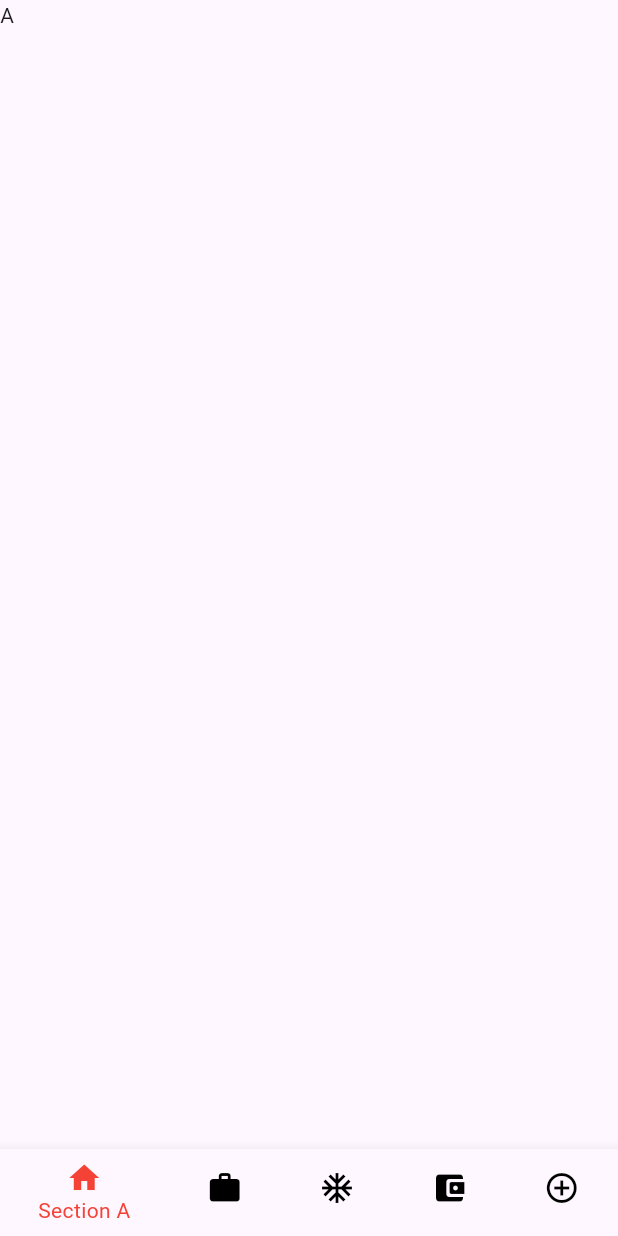
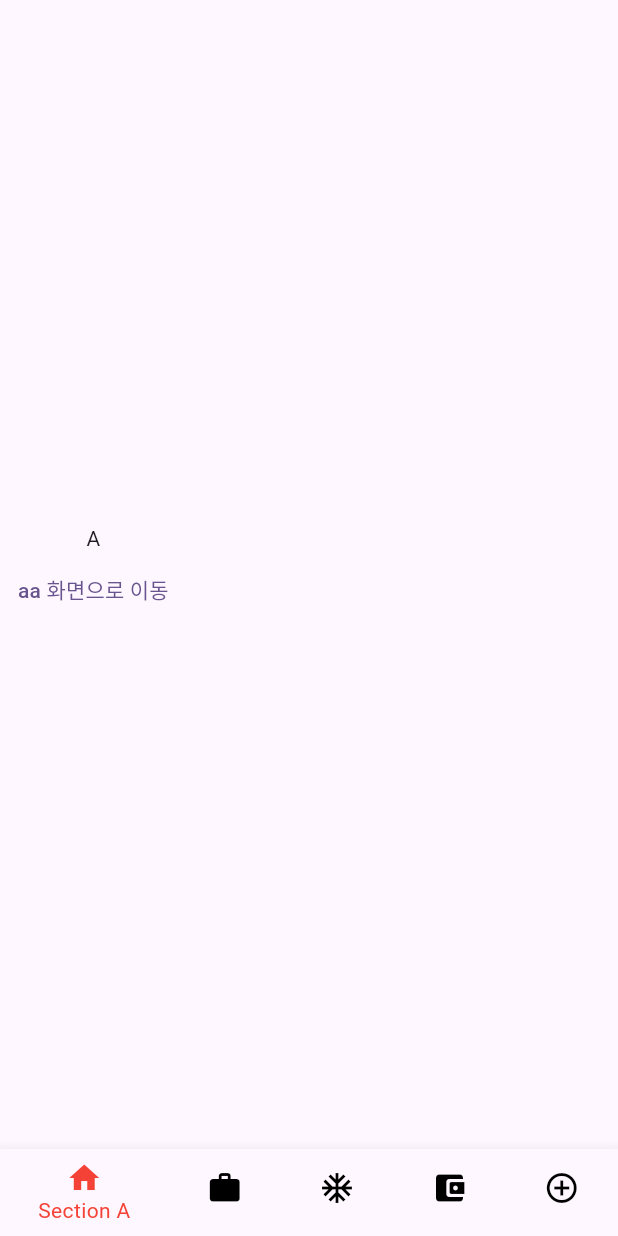
Before and after one commit to Doreminwoo/flutter_go_router, a Flutter app: the screen it shows after launch, on a phone screen of 412 x 824 dp. Run offline on Flutter 3.47's test engine with Material 3 defaults, Android fonts, the phone set to English and light mode, and no system bars; our stand-ins replace go_router.

Commit message:
feat : aa화면 전환 및 리다이렉션 확인

```diff
--- a/lib/a_screen.dart
+++ b/lib/a_screen.dart
@@ -1,12 +1,26 @@
 import 'package:flutter/material.dart';
+import 'package:go_router/go_router.dart';
 
 class AScreen extends StatelessWidget {
   const AScreen({super.key});
 
   @override
   Widget build(BuildContext context) {
-    return const Scaffold(
-      body: Text('A'),
+    return Scaffold(
+      body: SafeArea(
+          child: Column(
+        mainAxisAlignment: MainAxisAlignment.center,
+        crossAxisAlignment: CrossAxisAlignment.center,
+        children: [
+          const Text('A'),
+          TextButton(
+            onPressed: () {
+              context.pushNamed('aa');
+            },
+            child: const Text('aa 화면으로 이동'),
+          ),
+        ],
+      )),
     );
   }
 }
--- a/lib/routers.dart
+++ b/lib/routers.dart
@@ -1,5 +1,7 @@
 import 'package:flutter/material.dart';
-import 'package:flutter_go_router/main_srceen.dart';
+import 'package:flutter_go_router/aa_screen.dart';
+import 'package:flutter_go_router/auth_screen.dart';
+import 'package:flutter_go_router/main_screen.dart';
 import 'package:go_router/go_router.dart';
 
 import 'a_screen.dart';
@@ -21,6 +23,12 @@ final GoRouter routers = GoRouter(
         return const SplashScreen();
       },
       routes: <RouteBase>[
+        GoRoute(
+          path: 'auth',
+          builder: (context, state) {
+            return const AuthScreen();
+          },
+        ),
         StatefulShellRoute.indexedStack(
           builder: (BuildContext context, GoRouterState state,
               StatefulNavigationShell navigationShell) {
@@ -29,10 +37,17 @@ final GoRouter routers = GoRouter(
           branches: [
             StatefulShellBranch(routes: [
               GoRoute(
-                path: 'a',
-                builder: (BuildContext context, GoRouterState state) =>
-                    const AScreen(),
-              ),
+                  path: 'a',
+                  name: 'a',
+                  builder: (BuildContext context, GoRouterState state) =>
+                      const AScreen(),
+                  routes: [
+                    GoRoute(
+                      path: 'aa',
+                      name: 'aa',
+                      builder: (context, state) => const AaScreen(),
+                    )
+                  ]),
             ]),
             StatefulShellBranch(routes: [
               GoRoute(
@@ -67,4 +82,14 @@ final GoRouter routers = GoRouter(
       ],
     ),
   ],
+  redirect: (context, state) {
+    final bool authIn = state.matchedLocation == '/auth';
+    if (!isLoggedIn && !authIn) return '/auth';
+
+    if (isLoggedIn && authIn) return '/a';
+
+    return null;
+  },
 );
+
+bool isLoggedIn = true;
--- a/lib/splash_screen.dart
+++ b/lib/splash_screen.dart
@@ -7,7 +7,7 @@ class SplashScreen extends StatelessWidget {
   @override
   Widget build(BuildContext context) {
     Future.delayed(const Duration(seconds: 1), () {
-      context.go('/a'); // 초기 경로로 전환
+      context.replaceNamed('a');
     });
 
     return const Scaffold(
```
Also changed, not shown: lib/aa_screen.dart (added, +12 -0 lines), lib/auth_screen.dart (added, +14 -0 lines), lib/main_screen.dart (renamed from lib/main_srceen.dart).
